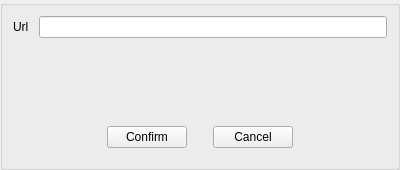
The window that src/Editor/Resources/WebResourceOverlay.ui (RemotelyChaotic/JOIPEngine) describes before a commit, drawn with Qt 5.
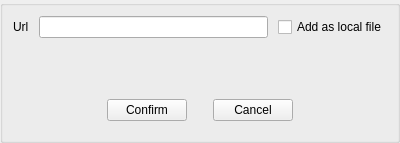
The same window after the commit. Custom widgets are drawn as their Qt base class.

Commit message: Refactored downloading resources to be able to make downloading more comfortable later

What changed in the file:
```diff
--- a/src/Editor/Resources/WebResourceOverlay.ui
+++ b/src/Editor/Resources/WebResourceOverlay.ui
@@ -7,7 +7,7 @@
     <x>0</x>
     <y>0</y>
     <width>400</width>
-    <height>170</height>
+    <height>143</height>
    </rect>
   </property>
   <property name="sizePolicy">
@@ -68,6 +68,9 @@
       <property name="spacing">
        <number>10</number>
       </property>
+      <item row="0" column="1">
+       <widget class="QLineEdit" name="pUrlLineEdit"/>
+      </item>
       <item row="0" column="0">
        <widget class="QLabel" name="label">
         <property name="text">
@@ -75,10 +78,14 @@
         </property>
        </widget>
       </item>
-      <item row="0" column="1">
-       <widget class="QLineEdit" name="pUrlLineEdit"/>
+      <item row="0" column="2">
+       <widget class="QCheckBox" name="pAddAsLocalCheckBox">
+        <property name="text">
+         <string>Add as local file</string>
+        </property>
+       </widget>
       </item>
-      <item row="2" column="0" colspan="2">
+      <item row="2" column="0" colspan="3">
        <widget class="QWidget" name="widget" native="true">
         <layout class="QGridLayout" name="gridLayout">
          <item row="0" column="3">
@@ -140,7 +147,7 @@
         </layout>
        </widget>
       </item>
-      <item row="1" column="1">
+      <item row="1" column="1" colspan="2">
        <spacer name="verticalSpacer">
         <property name="orientation">
          <enum>Qt::Vertical</enum>
```
The commit also changes 11 other files.
